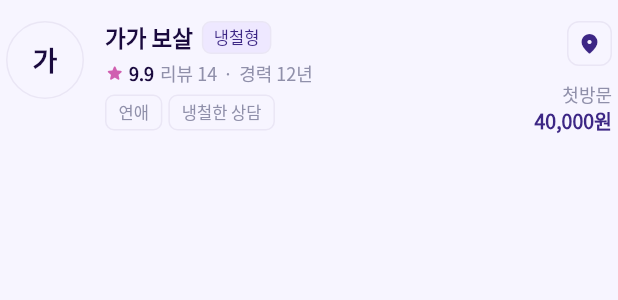
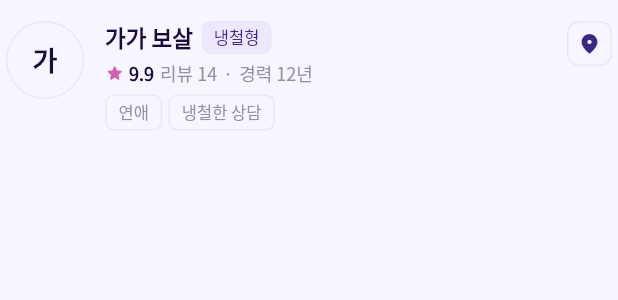
Before and after one commit to Kimchaeyoung-bit/bosal_mvp, a Flutter app: the _BosalListTile widget shown alone on an empty page, opened directly with sample values from the repository, on a phone screen of 412 x 824 dp. Shown: the top 300 px of the screen. Run offline on Flutter 3.47's test engine with Material 3 defaults, Android fonts, the phone set to English and light mode, and no system bars; our stand-ins replace flutter_map, flutter_riverpod, go_router, google_fonts, latlong2.

Commit message:
feat: 지역 탭 첫방문 가격 노출 제거
Co-Authored-By: Claude Sonnet 4.6 <noreply@anthropic.com>

```diff
--- a/lib/features/region_tab/region_tab_screen.dart
+++ b/lib/features/region_tab/region_tab_screen.dart
@@ -376,12 +376,6 @@ class _SelectedBosalBanner extends StatelessWidget {
                         bosal.rating.toStringAsFixed(1),
                         style: AppTextStyles.smallBold,
                       ),
-                      const SizedBox(width: 8),
-                      Text(
-                        '첫방문 ${_fmt(bosal.firstVisitPrice)}원',
-                        style: AppTextStyles.smallBold
-                            .copyWith(color: AppColors.primary),
-                      ),
                     ],
                   ),
                 ],
@@ -398,10 +392,6 @@ class _SelectedBosalBanner extends StatelessWidget {
     );
   }
 
-  String _fmt(int price) => price
-      .toString()
-      .replaceAllMapped(RegExp(r'(\d{1,3})(?=(\d{3})+(?!\d))'),
-          (m) => '${m[1]},');
 }
 
 // ─── 보살 리스트 타일 ────────────────────────────────────────────────────────
@@ -555,13 +545,6 @@ class _BosalListTile extends StatelessWidget {
                         size: 16, color: AppColors.primary),
                   ),
                 ),
-                const SizedBox(height: 10),
-                Text('첫방문', style: AppTextStyles.small),
-                Text(
-                  '${_fmt(bosal.firstVisitPrice)}원',
-                  style: AppTextStyles.smallBold
-                      .copyWith(color: AppColors.primary, fontSize: 13),
-                ),
               ],
             ),
           ],
@@ -570,8 +553,4 @@ class _BosalListTile extends StatelessWidget {
     );
   }
 
-  String _fmt(int price) => price
-      .toString()
-      .replaceAllMapped(RegExp(r'(\d{1,3})(?=(\d{3})+(?!\d))'),
-          (m) => '${m[1]},');
 }
```
